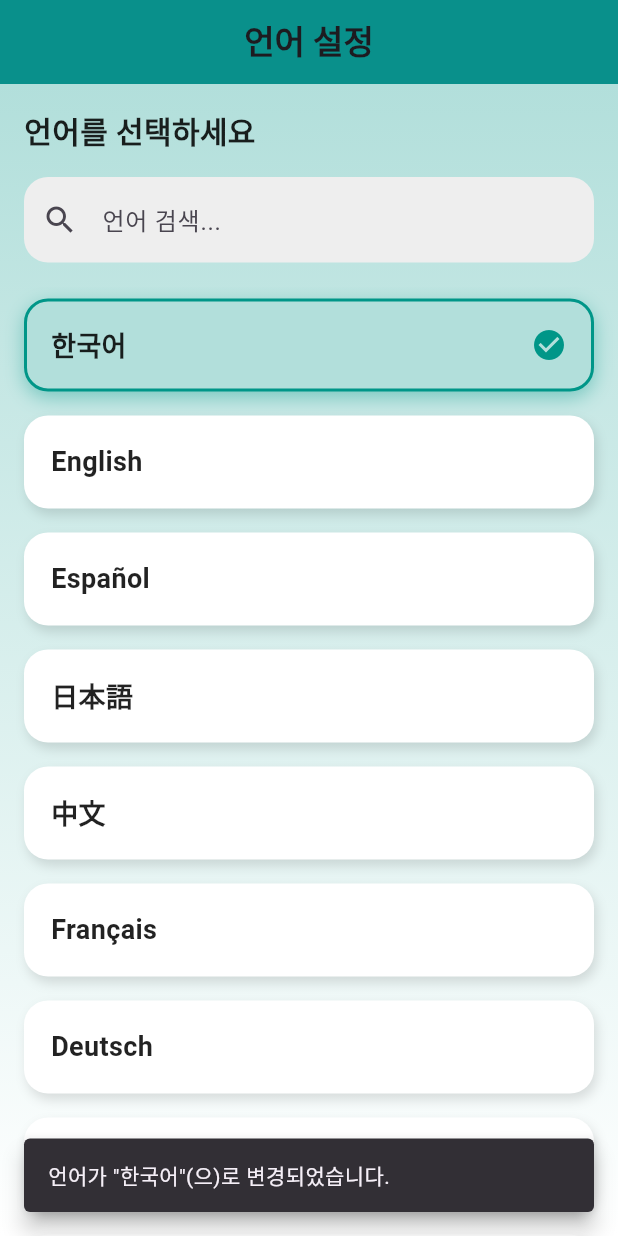
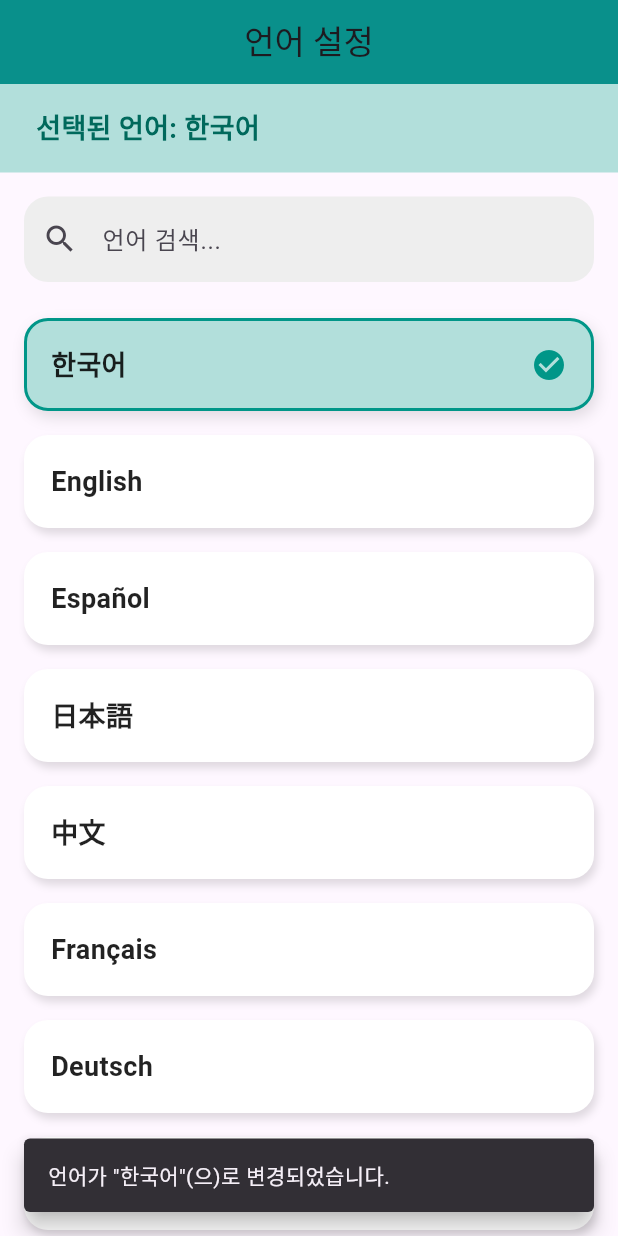
Before and after one commit to OSS0302/flutter_image_search, a Flutter app: the LanguageSettingsScreen screen opened by its route, after a tap on "한국어", on a phone screen of 412 x 824 dp. Run offline on Flutter 3.47's test engine with Material 3 defaults, Android fonts, the phone set to English and light mode, and no system bars; our stand-ins replace font_awesome_flutter, freezed_annotation, get_it, go_router, image_picker, package_info_plus and 3 more; accounts and stored records are empty.

Commit message:
언어 기능  변경

```diff
--- a/lib/presentation/language/language_settings_screen.dart
+++ b/lib/presentation/language/language_settings_screen.dart
@@ -24,64 +24,42 @@ class _LanguageSettingsScreenState extends State<LanguageSettingsScreen> {
   ];
   String _searchQuery = '';
 
-  void _changeLanguage(String language) {
-    setState(() {
-      _selectedLanguage = language;
-    });
-    ScaffoldMessenger.of(context).showSnackBar(
-      SnackBar(
-        content: Text('언어가 "$language"(으)로 변경되었습니다.'),
-        behavior: SnackBarBehavior.floating,
-        duration: const Duration(seconds: 2),
-        margin: const EdgeInsets.all(16),
-      ),
-    );
-  }
-
   @override
   Widget build(BuildContext context) {
     final isDarkMode = Theme.of(context).brightness == Brightness.dark;
+    final filteredLanguages = _languages
+        .where((language) => language
+        .toLowerCase()
+        .contains(_searchQuery.toLowerCase()))
+        .toList();
 
     return Scaffold(
       appBar: AppBar(
-        title: const Text(
-          '언어 설정',
-          style: TextStyle(fontWeight: FontWeight.bold),
-        ),
+        title: const Text('언어 설정'),
         centerTitle: true,
         backgroundColor: isDarkMode ? Colors.black : Colors.teal,
         elevation: 4,
       ),
-      body: Container(
-        decoration: BoxDecoration(
-          gradient: isDarkMode
-              ? LinearGradient(
-            colors: [Colors.black, Colors.grey[850]!],
-            begin: Alignment.topCenter,
-            end: Alignment.bottomCenter,
-          )
-              : LinearGradient(
-            colors: [Colors.teal[100]!, Colors.white],
-            begin: Alignment.topCenter,
-            end: Alignment.bottomCenter,
-          ),
-        ),
-        child: Column(
+      body: Column(
         crossAxisAlignment: CrossAxisAlignment.start,
         children: [
-            Padding(
-              padding: const EdgeInsets.all(16.0),
+          // 상단 선택된 언어 표시
+          Container(
+            width: double.infinity,
+            color: isDarkMode ? Colors.grey[900] : Colors.teal[100],
+            padding: const EdgeInsets.symmetric(vertical: 16, horizontal: 24),
             child: Text(
-                '언어를 선택하세요',
+              '선택된 언어: $_selectedLanguage',
               style: TextStyle(
-                  fontSize: 20,
+                fontSize: 18,
                 fontWeight: FontWeight.bold,
-                  color: isDarkMode ? Colors.white : Colors.black87,
+                color: isDarkMode ? Colors.tealAccent : Colors.teal[800],
               ),
             ),
           ),
+          // 검색창
           Padding(
-              padding: const EdgeInsets.symmetric(horizontal: 16.0),
+            padding: const EdgeInsets.all(16.0),
             child: TextField(
               onChanged: (value) {
                 setState(() {
@@ -100,26 +78,30 @@ class _LanguageSettingsScreenState extends State<LanguageSettingsScreen> {
               ),
             ),
           ),
-            const SizedBox(height: 16),
+          // 언어 리스트
           Expanded(
             child: ListView.builder(
               physics: const BouncingScrollPhysics(),
-                itemCount: _languages
-                    .where((language) => language
-                    .toLowerCase()
-                    .contains(_searchQuery.toLowerCase()))
-                    .length,
+              itemCount: filteredLanguages.length,
               itemBuilder: (context, index) {
-                  final filteredLanguages = _languages
-                      .where((language) => language
-                      .toLowerCase()
-                      .contains(_searchQuery.toLowerCase()))
-                      .toList();
                 final language = filteredLanguages[index];
                 final isSelected = _selectedLanguage == language;
 
                 return GestureDetector(
-                    onTap: () => _changeLanguage(language),
+                  onTap: () {
+                    setState(() {
+                      _selectedLanguage = language;
+                    });
+                    // SnackBar 표시
+                    ScaffoldMessenger.of(context).showSnackBar(
+                      SnackBar(
+                        content: Text('언어가 "$language"(으)로 변경되었습니다.'),
+                        behavior: SnackBarBehavior.floating,
+                        duration: const Duration(seconds: 2),
+                        margin: const EdgeInsets.all(16),
+                      ),
+                    );
+                  },
                   child: AnimatedContainer(
                     duration: const Duration(milliseconds: 300),
                     curve: Curves.easeInOut,
@@ -127,11 +109,9 @@ class _LanguageSettingsScreenState extends State<LanguageSettingsScreen> {
                         horizontal: 16.0, vertical: 8.0),
                     padding: const EdgeInsets.all(16.0),
                     decoration: BoxDecoration(
-                        color: isDarkMode
-                            ? (isSelected
-                            ? Colors.teal[900]
-                            : Colors.grey[850])
-                            : (isSelected ? Colors.teal[100] : Colors.white),
+                      color: isSelected
+                          ? (isDarkMode ? Colors.teal[800] : Colors.teal[100])
+                          : (isDarkMode ? Colors.grey[850] : Colors.white),
                       borderRadius: BorderRadius.circular(16),
                       border: Border.all(
                         color: isSelected
@@ -140,20 +120,10 @@ class _LanguageSettingsScreenState extends State<LanguageSettingsScreen> {
                         width: 2,
                       ),
                       boxShadow: [
-                          if (isSelected)
                         BoxShadow(
-                              color: (isDarkMode
-                                  ? Colors.tealAccent
-                                  : Colors.teal)
-                                  .withOpacity(0.4),
-                              blurRadius: 10,
-                              offset: const Offset(0, 4),
-                            ),
-                          if (!isSelected)
-                            const BoxShadow(
                           color: Colors.black12,
-                              blurRadius: 6,
-                              offset: Offset(2, 4),
+                          blurRadius: isSelected ? 8 : 4,
+                          offset: const Offset(2, 4),
                         ),
                       ],
                     ),
@@ -164,10 +134,9 @@ class _LanguageSettingsScreenState extends State<LanguageSettingsScreen> {
                           language,
                           style: TextStyle(
                             fontSize: 18,
-                              fontWeight: FontWeight.w600,
-                              color: isDarkMode
-                                  ? Colors.white
-                                  : Colors.black87,
+                            fontWeight: FontWeight.bold,
+                            color:
+                            isDarkMode ? Colors.white : Colors.black87,
                           ),
                         ),
                         if (isSelected)
@@ -187,7 +156,6 @@ class _LanguageSettingsScreenState extends State<LanguageSettingsScreen> {
           ),
         ],
       ),
-      ),
     );
   }
 }
```
Lines whose indentation alone changed are shown as unchanged.
